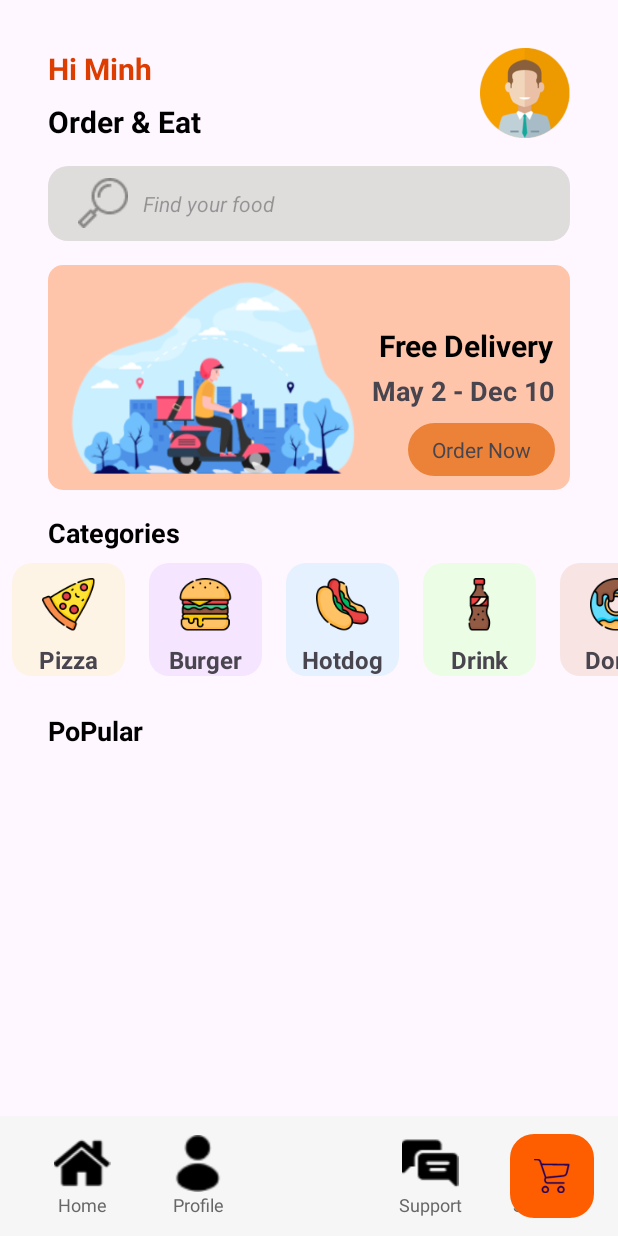
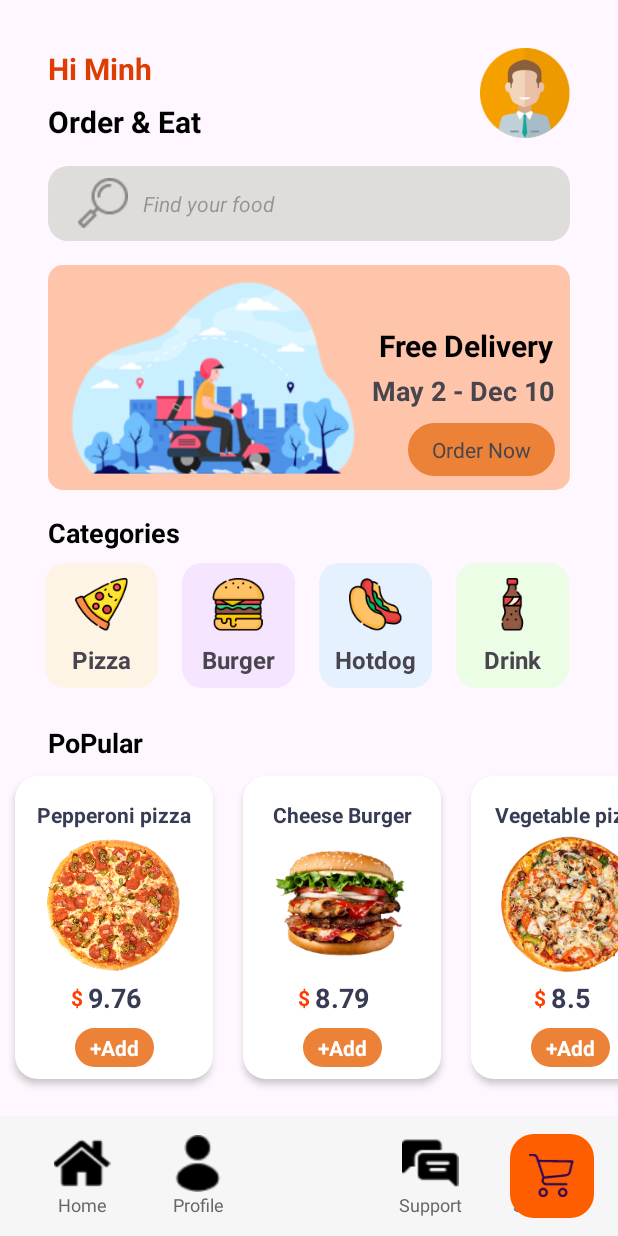
Before and after one commit to Ngocminh241/Du_An_1, an Android app: the MainActivity screen opened directly, with no data from a screen before it, on a phone screen of 412 x 824 dp. Run offline under Robolectric (Android 15) with nearby library versions, the light colour scheme and no system bars.

Commit message:
NgocMinh_cmt5

```diff
--- /dev/null
+++ b/app/src/main/java/com/example/du_an_1/Adapter/PopularAdapter.java
@@ -0,0 +1,62 @@
+package com.example.du_an_1.Adapter;
+
+import android.view.LayoutInflater;
+import android.view.View;
+import android.view.ViewGroup;
+import android.widget.ImageView;
+import android.widget.TextView;
+
+import androidx.annotation.NonNull;
+import androidx.constraintlayout.widget.ConstraintLayout;
+import androidx.recyclerview.widget.RecyclerView;
+
+import com.bumptech.glide.Glide;
+import com.example.du_an_1.Domain.FoodDomain;
+import com.example.du_an_1.R;
+
+import java.util.ArrayList;
+
+public class PopularAdapter extends RecyclerView.Adapter<PopularAdapter.ViewHolder> {
+    ArrayList<FoodDomain> popularFood;
+
+    public PopularAdapter(ArrayList<FoodDomain> popularFood) {
+        this.popularFood = popularFood;
+    }
+
+    @NonNull
+    @Override
+    public ViewHolder onCreateViewHolder(@NonNull ViewGroup parent, int viewType) {
+        View inflate = LayoutInflater.from(parent.getContext()).inflate(R.layout.viewholder_popular,parent,false);
+        return new ViewHolder(inflate);
+    }
+
+    @Override
+    public void onBindViewHolder(@NonNull PopularAdapter.ViewHolder holder, int position) {
+        holder.tv_title.setText(popularFood.get(position).getTitle());
+        holder.tv_fee.setText(String.valueOf(popularFood.get(position).getFee()));
+        String picUrl = "";
+
+        int drawableResourceId = holder.itemView.getContext().getResources().getIdentifier(popularFood.get(position).getPic(), "drawable",holder.itemView.getContext().getPackageName());
+
+        Glide.with(holder.itemView.getContext()).load(drawableResourceId).into(holder.img_pic);
+    }
+
+    @Override
+    public int getItemCount() {
+        return popularFood.size();
+    }
+
+    public class ViewHolder extends RecyclerView.ViewHolder{
+        TextView tv_title, tv_fee, tv_btn_add;
+        ImageView img_pic;
+        ConstraintLayout mainLayout;
+        public ViewHolder(@NonNull View itemView) {
+            super(itemView);
+            tv_title = itemView.findViewById(R.id.tv_title);
+            tv_fee = itemView.findViewById(R.id.tv_fee);
+            tv_btn_add = itemView.findViewById(R.id.tv_btn_add);
+            img_pic = itemView.findViewById(R.id.img_pic);
+            mainLayout = itemView.findViewById(R.id.mainLayout);
+        }
+    }
+}
--- /dev/null
+++ b/app/src/main/java/com/example/du_an_1/Domain/FoodDomain.java
@@ -0,0 +1,67 @@
+package com.example.du_an_1.Domain;
+
+public class FoodDomain {
+    private String title;
+    private String pic;
+    private String description;
+    private Double fee;
+    private int numberInCart;
+
+    public FoodDomain() {
+    }
+
+    public FoodDomain(String title, String pic, String description, Double fee) {
+        this.title = title;
+        this.pic = pic;
+        this.description = description;
+        this.fee = fee;
+    }
+
+    public FoodDomain(String title, String pic, String description, Double fee, int numberInCart) {
+        this.title = title;
+        this.pic = pic;
+        this.description = description;
+        this.fee = fee;
+        this.numberInCart = numberInCart;
+    }
+
+    public String getTitle() {
+        return title;
+    }
+
+    public void setTitle(String title) {
+        this.title = title;
+    }
+
+    public String getPic() {
+        return pic;
+    }
+
+    public void setPic(String pic) {
+        this.pic = pic;
+    }
+
+    public String getDescription() {
+        return description;
+    }
+
+    public void setDescription(String description) {
+        this.description = description;
+    }
+
+    public Double getFee() {
+        return fee;
+    }
+
+    public void setFee(Double fee) {
+        this.fee = fee;
+    }
+
+    public int getNumberInCart() {
+        return numberInCart;
+    }
+
+    public void setNumberInCart(int numberInCart) {
+        this.numberInCart = numberInCart;
+    }
+}
--- a/app/src/main/java/com/example/du_an_1/MainActivity.java
+++ b/app/src/main/java/com/example/du_an_1/MainActivity.java
@@ -6,25 +6,29 @@
 
 import android.os.Bundle;
 
+import com.airbnb.lottie.L;
 import com.example.du_an_1.Adapter.CategoryAdapter;
+import com.example.du_an_1.Adapter.PopularAdapter;
 import com.example.du_an_1.Domain.CategoryDomain;
+import com.example.du_an_1.Domain.FoodDomain;
 
 import java.util.ArrayList;
 
 public class MainActivity extends AppCompatActivity {
-    private RecyclerView.Adapter adapter;
-    private RecyclerView recyclerViewCategoryList;
+    private RecyclerView.Adapter adapter1, adapter2;
+    private RecyclerView recyclerViewCategoryList, recyclerViewPopularList;
     @Override
     protected void onCreate(Bundle savedInstanceState) {
         super.onCreate(savedInstanceState);
         setContentView(R.layout.activity_main);
 
         recyclerViewCategory();
+        recyclerViewPopular();
     }
 
     private void recyclerViewCategory() {
         LinearLayoutManager linearLayoutManager = new LinearLayoutManager(this, LinearLayoutManager.HORIZONTAL, false);
-        recyclerViewCategoryList = findViewById(R.id.recyclerView);
+        recyclerViewCategoryList = findViewById(R.id.recycler_categories);
         recyclerViewCategoryList.setLayoutManager(linearLayoutManager);
 
         ArrayList<CategoryDomain> categoryDomains = new ArrayList<>();
@@ -34,8 +38,22 @@
         categoryDomains.add(new CategoryDomain("Drink", "cat_4"));
         categoryDomains.add(new CategoryDomain("Donut", "cat_5"));
 
-        adapter = new CategoryAdapter(categoryDomains);
-        recyclerViewCategoryList.setAdapter(adapter);
+        adapter1 = new CategoryAdapter(categoryDomains);
+        recyclerViewCategoryList.setAdapter(adapter1);
+
+    }
+    private void recyclerViewPopular(){
+        LinearLayoutManager linearLayoutManager = new LinearLayoutManager(this, LinearLayoutManager.HORIZONTAL,false);
+        recyclerViewPopularList = findViewById(R.id.recycler_popular);
+        recyclerViewPopularList.setLayoutManager(linearLayoutManager);
+
+        ArrayList<FoodDomain> foodList = new ArrayList<>();
+        foodList.add(new FoodDomain("Pepperoni pizza","pizza","slices pepperoni, mozzerella cheese, fresh oregano, ground black pepper, pizza sauce", 9.76));
+        foodList.add(new FoodDomain("Cheese Burger","pop_2","beef, Gouda cheese, Special Sauce, Lettuce, Tomato", 8.79));
+        foodList.add(new FoodDomain("Vegetable pizza","pop_3","olive oil, Vegetable oil, pitted kalamata, cherry tomatoes, fresh oregano, basil", 8.5));
+
+        adapter2 = new PopularAdapter(foodList);
+        recyclerViewPopularList.setAdapter(adapter2);
 
     }
 }
--- /dev/null
+++ b/app/src/main/res/drawable/cart_background.xml
@@ -0,0 +1,9 @@
+<?xml version="1.0" encoding="utf-8"?>
+<selector xmlns:android="http://schemas.android.com/apk/res/android">
+<item>
+    <shape android:shape="rectangle">
+        <corners android:radius="15dp"/>
+        <solid android:color="#ffffff"/>
+    </shape>
+</item>
+</selector>
--- a/app/src/main/res/layout/activity_main.xml
+++ b/app/src/main/res/layout/activity_main.xml
@@ -174,9 +174,11 @@
                     app:layout_constraintTop_toBottomOf="@+id/constraintLayout" />
 
                 <androidx.recyclerview.widget.RecyclerView
-                    android:id="@+id/recyclerView"
+                    android:id="@+id/recycler_categories"
                     android:layout_width="match_parent"
                     android:layout_height="match_parent"
+                    android:paddingLeft="22dp"
+                    android:paddingRight="22dp"
                     app:layout_constraintEnd_toEndOf="parent"
                     app:layout_constraintStart_toStartOf="parent"
                     app:layout_constraintTop_toBottomOf="@id/tv_categories" />
@@ -192,9 +194,10 @@
                     android:textSize="18sp"
                     android:textStyle="bold"
                     app:layout_constraintStart_toStartOf="parent"
-                    app:layout_constraintTop_toBottomOf="@+id/recyclerView" />
+                    app:layout_constraintTop_toBottomOf="@+id/recycler_categories" />
 
                 <androidx.recyclerview.widget.RecyclerView
+                    android:id="@+id/recycler_popular"
                     android:layout_width="match_parent"
                     android:layout_height="match_parent"
                     app:layout_constraintEnd_toEndOf="parent"
@@ -357,7 +360,9 @@
             android:elevation="3dp"
             android:src="@drawable/icon_shopping_cart"
             app:backgroundTint="#ff5e00"
-            app:layout_anchor="@id/app_bar">
+            app:layout_anchor="@id/app_bar"
+            app:maxImageSize="30dp"
+            android:tint="#ffffff">
 
         </com.google.android.material.floatingactionbutton.FloatingActionButton>
 
--- a/app/src/main/res/layout/viewholder_category.xml
+++ b/app/src/main/res/layout/viewholder_category.xml
@@ -25,7 +25,7 @@
     <TextView
         android:id="@+id/categoryName"
         android:layout_width="wrap_content"
-        android:layout_height="wrap_content"
+        android:layout_height="30dp"
         android:layout_marginTop="8dp"
         android:text="title"
         android:textSize="16sp"
--- /dev/null
+++ b/app/src/main/res/layout/viewholder_popular.xml
@@ -0,0 +1,80 @@
+<?xml version="1.0" encoding="utf-8"?>
+<androidx.constraintlayout.widget.ConstraintLayout xmlns:android="http://schemas.android.com/apk/res/android"
+    xmlns:app="http://schemas.android.com/apk/res-auto"
+    xmlns:tools="http://schemas.android.com/tools"
+    android:layout_width="wrap_content"
+    android:layout_height="wrap_content"
+    android:layout_margin="10dp"
+    android:background="@drawable/cart_background"
+    android:elevation="3dp">
+
+    <TextView
+        android:id="@+id/tv_title"
+        android:layout_width="wrap_content"
+        android:layout_height="wrap_content"
+        android:layout_marginStart="4dp"
+        android:layout_marginTop="16dp"
+        android:layout_marginEnd="4dp"
+        android:text="title"
+        android:textColor="#373b54"
+        android:textSize="14sp"
+        android:textStyle="bold"
+        app:layout_constraintEnd_toEndOf="parent"
+        app:layout_constraintStart_toStartOf="parent"
+        app:layout_constraintTop_toTopOf="parent" />
+
+    <ImageView
+        android:id="@+id/img_pic"
+        android:layout_width="100dp"
+        android:layout_height="100dp"
+        android:layout_marginStart="16dp"
+        android:layout_marginEnd="16dp"
+        app:layout_constraintEnd_toEndOf="parent"
+        app:layout_constraintStart_toStartOf="parent"
+        app:layout_constraintTop_toBottomOf="@+id/tv_title"
+        app:srcCompat="@drawable/pop_1" />
+
+    <TextView
+        android:id="@+id/tv_fee"
+        android:layout_width="wrap_content"
+        android:layout_height="wrap_content"
+        android:text="0.0"
+        android:textColor="#373b54"
+        android:textSize="18sp"
+        android:textStyle="bold"
+        app:layout_constraintEnd_toEndOf="@+id/img_pic"
+        app:layout_constraintStart_toStartOf="@+id/img_pic"
+        app:layout_constraintTop_toBottomOf="@+id/img_pic" />
+
+    <TextView
+        android:id="@+id/textView4"
+        android:layout_width="wrap_content"
+        android:layout_height="wrap_content"
+        android:layout_marginEnd="3dp"
+        android:text="$"
+        android:textColor="#FF3D00"
+        android:textSize="14sp"
+        android:textStyle="bold"
+        app:layout_constraintBottom_toBottomOf="@id/tv_fee"
+        app:layout_constraintEnd_toStartOf="@+id/tv_fee"
+        app:layout_constraintTop_toBottomOf="@id/tv_fee"
+        app:layout_constraintTop_toTopOf="@id/tv_fee" />
+
+    <TextView
+        android:id="@+id/tv_btn_add"
+        android:layout_width="wrap_content"
+        android:layout_height="wrap_content"
+        android:layout_margin="8dp"
+        android:background="@drawable/background_button_login"
+        android:paddingStart="10dp"
+        android:paddingTop="3dp"
+        android:paddingEnd="10dp"
+        android:paddingBottom="3dp"
+        android:text="+Add"
+        android:textColor="#ffffff"
+        android:textStyle="bold"
+        app:layout_constraintBottom_toBottomOf="parent"
+        app:layout_constraintEnd_toEndOf="@+id/img_pic"
+        app:layout_constraintStart_toStartOf="@+id/img_pic"
+        app:layout_constraintTop_toBottomOf="@+id/tv_fee" />
+</androidx.constraintlayout.widget.ConstraintLayout>
```
Also changed, not shown: app/src/main/res/drawable/pizza.png (added), app/src/main/res/drawable/pop_1.png (added), app/src/main/res/drawable/pop_2.png (added), app/src/main/res/drawable/pop_3.png (added).
